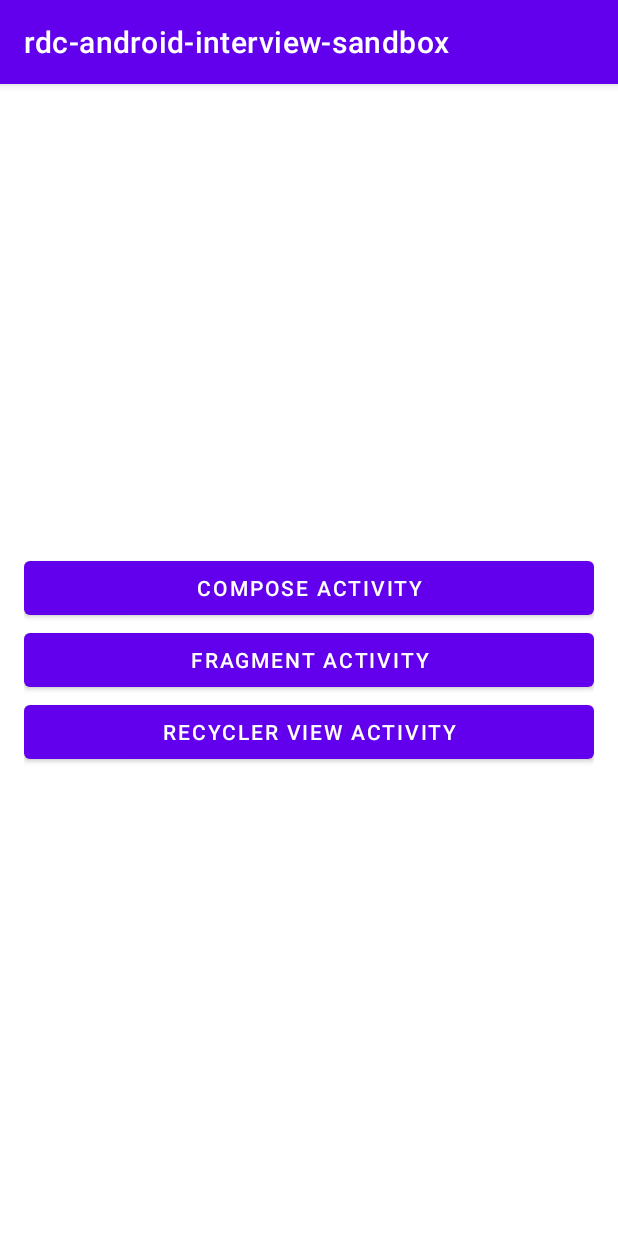
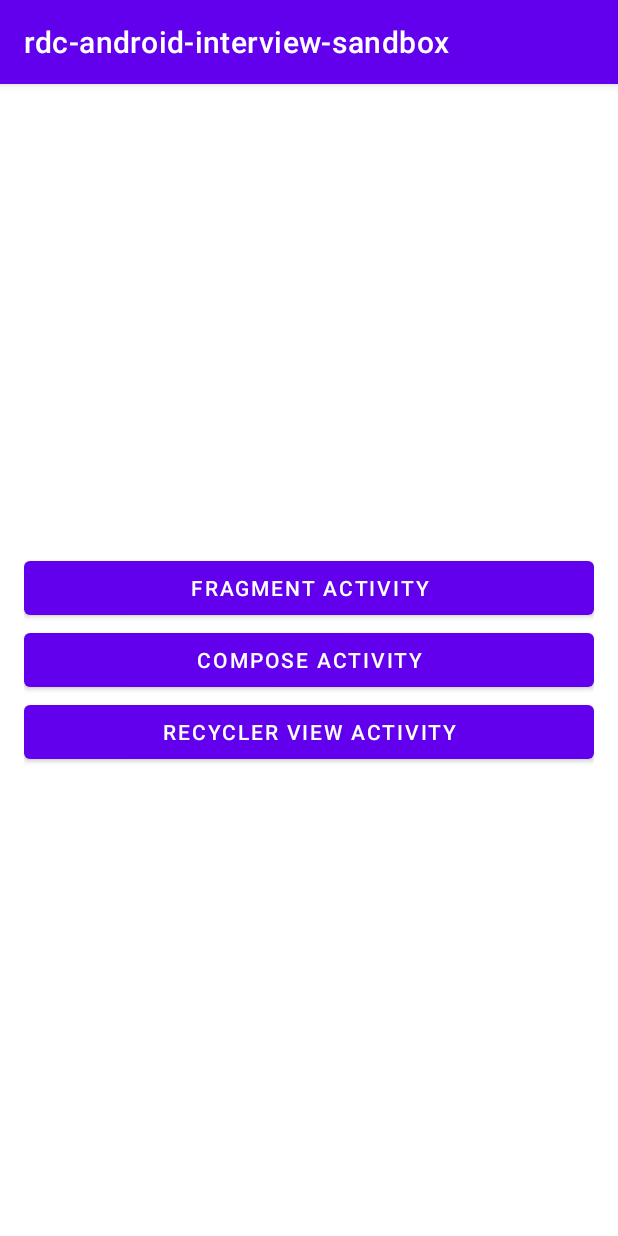
Before and after one commit to tom-at-move/rdc-android-interview-sandbox, an Android app built with Jetpack Compose: the screen it shows after launch (SelectionActivity), on a phone screen of 412 x 824 dp. Run offline under Robolectric (Android 15) with nearby library versions, the phone set to English and light mode, and no system bars; our stand-ins replace Dagger/Hilt's generated code.

Commit message:
A little bit of project cleanup

```diff
--- a/app/src/main/res/layout/activity_selection.xml
+++ b/app/src/main/res/layout/activity_selection.xml
@@ -7,6 +7,17 @@
     android:paddingHorizontal="16dp"
     >
 
+    <Button
+        android:id="@+id/fragment_activity_button"
+        android:layout_width="match_parent"
+        android:layout_height="wrap_content"
+        app:layout_constraintStart_toStartOf="parent"
+        app:layout_constraintEnd_toEndOf="parent"
+        android:text="Fragment Activity"
+        app:layout_constraintVertical_chainStyle="packed"
+        app:layout_constraintTop_toBottomOf="parent"
+        app:layout_constraintBottom_toTopOf="@id/compose_activity_button"
+        />
 
     <Button
         android:id="@+id/compose_activity_button"
@@ -16,19 +27,7 @@
         app:layout_constraintEnd_toEndOf="parent"
         android:text="Compose Activity"
         app:layout_constraintVertical_chainStyle="packed"
-        app:layout_constraintTop_toBottomOf="parent"
-        app:layout_constraintBottom_toTopOf="@id/fragment_activity_button"
-        />
-
-    <Button
-        android:id="@+id/fragment_activity_button"
-        android:layout_width="match_parent"
-        android:layout_height="wrap_content"
-        app:layout_constraintStart_toStartOf="parent"
-        app:layout_constraintEnd_toEndOf="parent"
-        android:text="Fragment Activity"
-        app:layout_constraintVertical_chainStyle="packed"
-        app:layout_constraintTop_toBottomOf="@id/compose_activity_button"
+        app:layout_constraintTop_toBottomOf="@id/fragment_activity_button"
         app:layout_constraintBottom_toTopOf="@id/view_activity_button"
         />
 
@@ -39,7 +38,7 @@
         app:layout_constraintStart_toStartOf="parent"
         app:layout_constraintEnd_toEndOf="parent"
         android:text="Recycler View Activity"
-        app:layout_constraintTop_toBottomOf="@+id/fragment_activity_button"
+        app:layout_constraintTop_toBottomOf="@+id/compose_activity_button"
         app:layout_constraintBottom_toTopOf="parent"
         />
 
--- a/common-ui/src/main/java/com/move/rdc_android_interview_sandbox/common/ui/RDCNavigator.kt
+++ b/common-ui/src/main/java/com/move/rdc_android_interview_sandbox/common/ui/RDCNavigator.kt
@@ -29,8 +29,8 @@ class RDCNavigatorImpl : RDCNavigator {
 }
 
 sealed class NavigationTarget(
-    val isEntryPoint: Boolean = false
+    open val isEntryPoint: Boolean = false
 ) {
-    class PropertyFragmentTarget(isEntryPoint: Boolean = false) : NavigationTarget(isEntryPoint)
-    class DemoFragmentTarget(isEntryPoint: Boolean = false) : NavigationTarget(isEntryPoint)
+    data class PropertyFragmentTarget(override val isEntryPoint: Boolean = false) : NavigationTarget(isEntryPoint)
+    data class DemoFragmentTarget(override val isEntryPoint: Boolean = false) : NavigationTarget(isEntryPoint)
 }
--- a/common-ui/src/main/java/com/move/rdc_android_interview_sandbox/common/ui/screens/ComposeFragmentHarness.kt
+++ b/common-ui/src/main/java/com/move/rdc_android_interview_sandbox/common/ui/screens/ComposeHarnessFragment.kt
@@ -9,7 +9,7 @@ import androidx.compose.ui.platform.ComposeView
 import androidx.fragment.app.Fragment
 
 
-abstract class ComposeFragmentHarness: Fragment() {
+abstract class ComposeHarnessFragment: Fragment() {
 
     @Composable
     abstract fun renderComposeView()
--- a/feature-properties/src/main/java/com/move/rdc_android_interview_sandbox/feature_properties/PropertyFragment.kt
+++ b/feature-properties/src/main/java/com/move/rdc_android_interview_sandbox/feature_properties/PropertyFragment.kt
@@ -5,11 +5,11 @@ import androidx.compose.material3.Button
 import androidx.compose.material3.Text
 import androidx.compose.runtime.Composable
 import androidx.fragment.app.viewModels
-import com.move.rdc_android_interview_sandbox.common.ui.screens.ComposeFragmentHarness
+import com.move.rdc_android_interview_sandbox.common.ui.screens.ComposeHarnessFragment
 import dagger.hilt.android.AndroidEntryPoint
 
 @AndroidEntryPoint
-class PropertyFragment : ComposeFragmentHarness() {
+class PropertyFragment : ComposeHarnessFragment() {
 
     private val vm: PropertyVM by viewModels()
 
```
Also changed, not shown: app/src/main/java/com/move/rdc_android_interview_sandbox/DemoComposeFragment.kt (+5 -18 lines), 1 other file.
